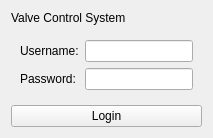
This is ui/login.ui in poly0112/IoT-midterm as Qt 5 draws it before an edit. The edited form follows.
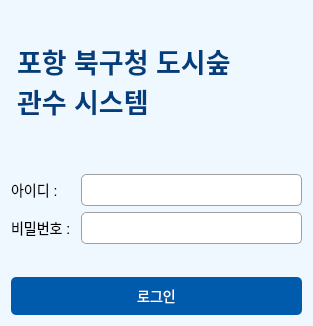
This is the edited form.

Diff of the .ui file:
```diff
--- a/ui/login.ui
+++ b/ui/login.ui
@@ -2,24 +2,80 @@
 <ui version="4.0">
  <class>LoginWindow</class>
  <widget class="QWidget" name="LoginWindow">
+  <property name="geometry">
+   <rect>
+    <x>0</x>
+    <y>0</y>
+    <width>313</width>
+    <height>326</height>
+   </rect>
+  </property>
   <property name="windowTitle">
    <string>Login</string>
   </property>
+  <property name="styleSheet">
+   <string notr="true">QWidget {
+                background-color: #f0f8ff;  /* 아주 연한 파란색 */
+                font-family: '맑은 고딕', 'Segoe UI', sans-serif;
+                font-size: 14px;
+            }
+
+            QLabel#label_title {
+                font-size: 22px;
+                font-weight: bold;
+                color: #003f7d;  /* 깊은 파란색 */
+                qproperty-alignment: AlignHCenter;
+                margin-top: 30px;
+                margin-bottom: 20px;
+            }
+
+            QLineEdit {
+                background-color: white;
+                border: 1px solid #a0a0a0;
+                border-radius: 5px;
+                padding: 6px;
+            }
+
+            QLineEdit:focus {
+                border: 2px solid #0077cc;
+            }
+
+            QPushButton#btn_login {
+                background-color: #005bac;
+                color: white;
+                padding: 8px 12px;
+                border: none;
+                border-radius: 5px;
+            }
+
+            QPushButton#btn_login:hover {
+                background-color: #004a94;
+            }
+
+            QPushButton#btn_login:pressed {
+                background-color: #003366;
+            }</string>
+  </property>
   <layout class="QVBoxLayout" name="verticalLayout">
    <item>
     <widget class="QLabel" name="label_title">
      <property name="text">
-      <string>Valve Control System</string>
+      <string>&lt;html&gt;&lt;head/&gt;&lt;body&gt;&lt;p&gt;&lt;span style=&quot; font-size:20pt;&quot;&gt;포항 북구청 도시숲 &lt;br/&gt;관수 시스템&lt;/span&gt;&lt;/p&gt;&lt;/body&gt;&lt;/html&gt;</string>
      </property>
     </widget>
    </item>
    <item>
-    <widget class="QWidget" name="formWidget">
      <layout class="QFormLayout" name="formLayout">
+     <property name="fieldGrowthPolicy">
+      <enum>QFormLayout::AllNonFixedFieldsGrow</enum>
+     </property>
+     <property name="formAlignment">
+      <set>Qt::AlignLeading|Qt::AlignLeft|Qt::AlignVCenter</set>
+     </property>
       <item row="0" column="0">
        <widget class="QLabel" name="label_username">
         <property name="text">
-         <string>Username:</string>
+        <string>아이디 : </string>
         </property>
        </widget>
       </item>
@@ -29,7 +85,7 @@
       <item row="1" column="0">
        <widget class="QLabel" name="label_password">
         <property name="text">
-         <string>Password:</string>
+        <string>비밀번호 : </string>
         </property>
        </widget>
       </item>
@@ -41,12 +97,11 @@
        </widget>
       </item>
      </layout>
-    </widget>
    </item>
    <item>
     <widget class="QPushButton" name="btn_login">
      <property name="text">
-      <string>Login</string>
+      <string>로그인</string>
      </property>
     </widget>
    </item>
```
Left out of the diff: 2 changed lines with no effect on the pictures. Lines whose indentation alone changed are shown as unchanged.
